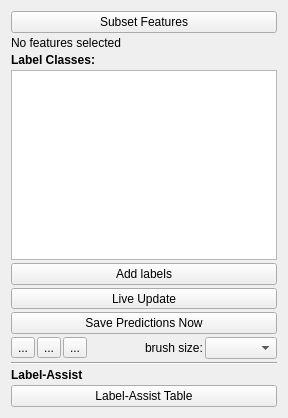
Before: the Qt Designer form ilastik/applets/objectClassification/labelingDrawer.ui in ilastik/ilastik, drawn with Qt 5.
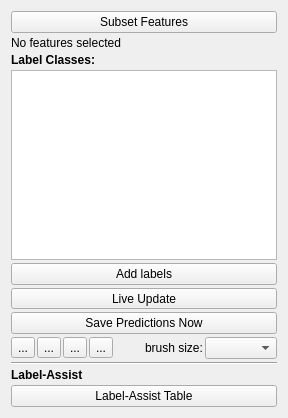
After: the same form once the commit is applied. Custom widgets are drawn as their Qt base class.

Commit message: Add window-leveling to object classification, labeling and counting

What changed in the file:
```diff
--- a/ilastik/applets/objectClassification/labelingDrawer.ui
+++ b/ilastik/applets/objectClassification/labelingDrawer.ui
@@ -153,6 +153,13 @@
          </property>
         </widget>
        </item>
+	   <item>
+		<widget class="QToolButton" name="thresToolButton">
+		 <property name="text">
+		  <string>...</string>
+		 </property>
+		</widget>
+	   </item>
        <item>
         <spacer name="horizontalSpacer_3">
          <property name="orientation">
```
The commit also changes 6 other files.
